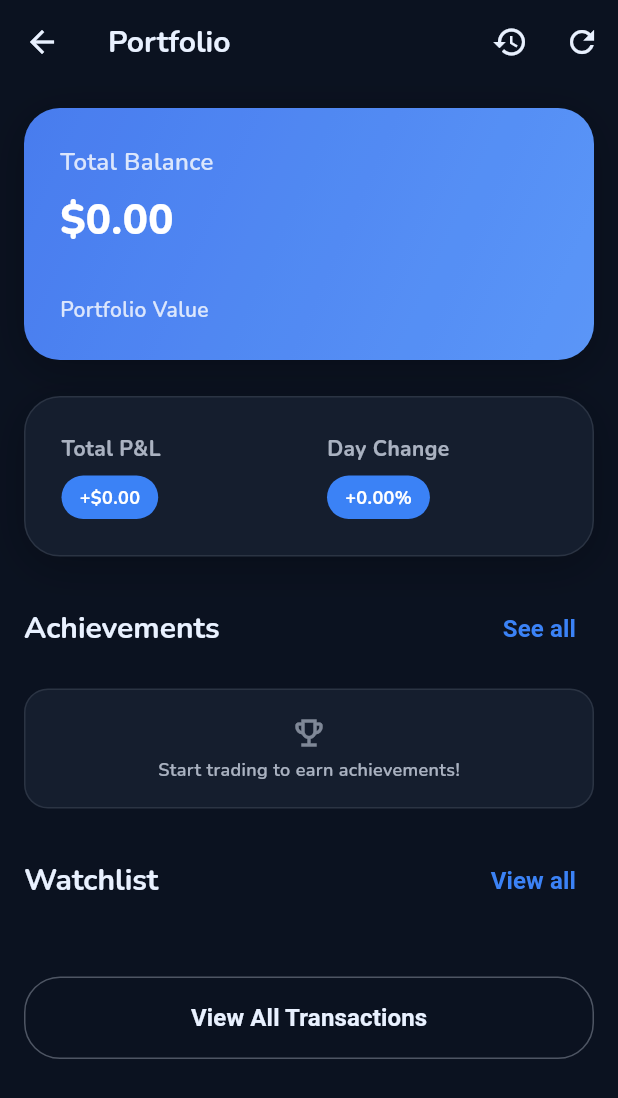
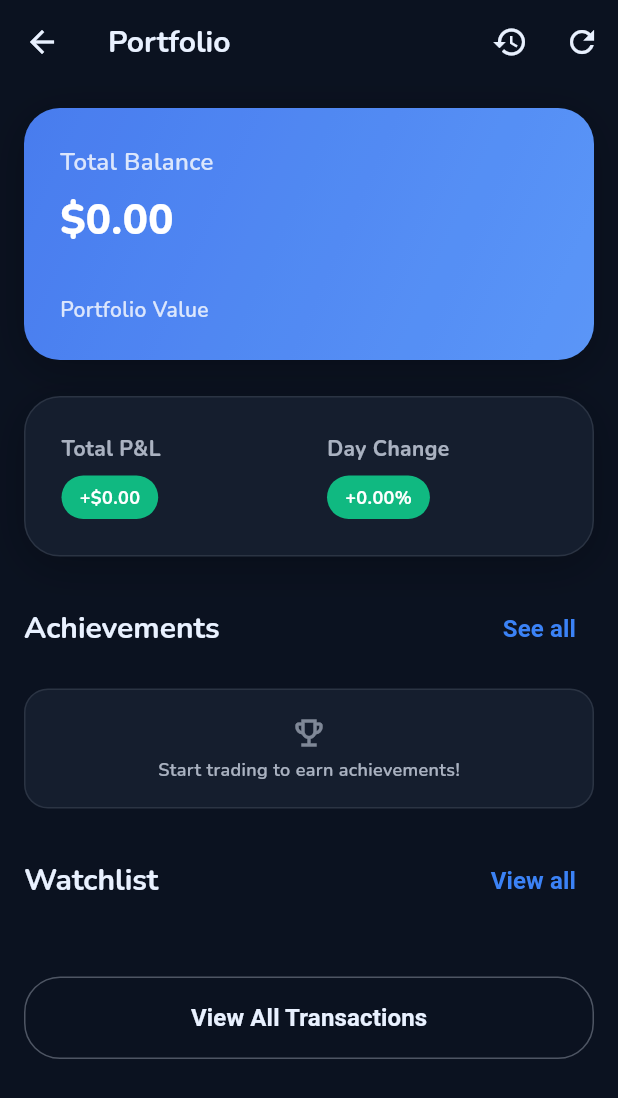
Before and after one commit to TNeptune0330/stox-app, a Flutter app: the PortfolioScreen screen opened directly, on a phone screen of 412 x 824 dp. Shown: the top 1098 px of the screen. Run offline on Flutter 3.47's test engine with Material 3 defaults, Android fonts, the phone set to English and light mode, and no system bars; our stand-ins replace cached_network_image, connectivity_plus, device_info_plus, fl_chart, google_fonts, google_sign_in and 5 more; accounts and stored records are empty; network calls fail; statements that could not run were skipped.

Commit message:
fix: Use green color for stock gains instead of blue
- Added success color (green #10B981) to theme provider
- Updated portfolio screen to use green for positive P&L
- Fixed PriceChangeIndicator widget to show green for gains
- Updated watchlist cards to use green for positive changes
- Fixed asset detail screen price change colors
- Ensures consistent green/red color coding throughout app

🤖 Generated with [Claude Code](https://claude.ai/code)

Co-Authored-By: Claude <noreply@anthropic.com>

```diff
--- a/lib/providers/theme_provider.dart
+++ b/lib/providers/theme_provider.dart
@@ -11,7 +11,8 @@ class NeonNavyColors {
   // Primary Colors
   static const Color primary = Color(0xFF3B82F6);        // Electric blue
   static const Color primaryDim = Color(0xFF2563EB);
-  static const Color error = Color(0xFFEF4444);          // Modern red
+  static const Color success = Color(0xFF10B981);        // Green for gains
+  static const Color error = Color(0xFFEF4444);          // Red for losses
   static const Color warning = Color(0xFFF59E0B);
   static const Color info = Color(0xFF3B82F6);           // Blue accents/links
 
@@ -150,11 +151,11 @@ class ThemeProvider with ChangeNotifier {
       dividerColor: NeonNavyColors.strokeDark,
       appBarColor: NeonNavyColors.surfaceDark,
       bottomNavColor: NeonNavyColors.surfaceDark,
-      successColor: NeonNavyColors.primary,
+      successColor: NeonNavyColors.success,
       errorColor: NeonNavyColors.error,
       warningColor: NeonNavyColors.warning,
       infoColor: NeonNavyColors.info,
-      positiveColor: NeonNavyColors.primary,
+      positiveColor: NeonNavyColors.success,
       negativeColor: NeonNavyColors.error,
       shadowColor: Colors.black,
       borderColor: NeonNavyColors.strokeDark,
--- a/lib/screens/market/asset_detail_screen.dart
+++ b/lib/screens/market/asset_detail_screen.dart
@@ -120,7 +120,7 @@ class _AssetDetailScreenState extends State<AssetDetailScreen>
     return Consumer<ThemeProvider>(
       builder: (context, themeProvider, child) {
         final isPositive = widget.asset.changePercent >= 0;
-        final changeColor = isPositive ? const Color(0xFF3B82F6) : const Color(0xFFEF4444);
+        final changeColor = isPositive ? const Color(0xFF10B981) : const Color(0xFFEF4444);
 
         return Scaffold(
           backgroundColor: themeProvider.background,
--- a/lib/screens/portfolio/portfolio_screen.dart
+++ b/lib/screens/portfolio/portfolio_screen.dart
@@ -302,7 +302,7 @@ class _PortfolioScreenState extends State<PortfolioScreen>
                 Container(
                   padding: const EdgeInsets.symmetric(horizontal: 12, vertical: 6),
                   decoration: BoxDecoration(
-                    color: portfolioProvider.totalPnL >= 0 ? themeProvider.theme : const Color(0xFFEF4444),
+                    color: portfolioProvider.totalPnL >= 0 ? const Color(0xFF10B981) : const Color(0xFFEF4444),
                     borderRadius: BorderRadius.circular(16),
                   ),
                   child: Text(
@@ -334,7 +334,7 @@ class _PortfolioScreenState extends State<PortfolioScreen>
                 Container(
                   padding: const EdgeInsets.symmetric(horizontal: 12, vertical: 6),
                   decoration: BoxDecoration(
-                    color: portfolioProvider.totalPnL >= 0 ? themeProvider.theme : const Color(0xFFEF4444),
+                    color: portfolioProvider.totalPnL >= 0 ? const Color(0xFF10B981) : const Color(0xFFEF4444),
                     borderRadius: BorderRadius.circular(16),
                   ),
                   child: Text(
--- a/lib/screens/portfolio/watchlist_page.dart
+++ b/lib/screens/portfolio/watchlist_page.dart
@@ -222,7 +222,7 @@ class _WatchlistPageState extends State<WatchlistPage> {
 
   Widget _buildWatchlistCard(MarketAssetModel asset, int index, ThemeProvider themeProvider, WatchlistProvider watchlistProvider) {
     final isPositive = asset.changePercent >= 0;
-    final changeColor = isPositive ? const Color(0xFF3B82F6) : const Color(0xFFEF4444);
+    final changeColor = isPositive ? const Color(0xFF10B981) : const Color(0xFFEF4444);
 
     // Use colorful accents for variety
     final colors = [
--- a/lib/widgets/price_change_indicator.dart
+++ b/lib/widgets/price_change_indicator.dart
@@ -15,7 +15,7 @@ class PriceChangeIndicator extends StatelessWidget {
   @override
   Widget build(BuildContext context) {
     final isPositive = change >= 0;
-    final color = isPositive ? const Color(0xFF3B82F6) : const Color(0xFFE74C3C); // Blue for positive, red for negative
+    final color = isPositive ? const Color(0xFF10B981) : const Color(0xFFE74C3C); // Green for positive, red for negative
     final formattedChange = '${isPositive ? '+' : ''}${change.toStringAsFixed(2)}%';
 
     return Row(
```
Also changed, not shown: 2 other files.
